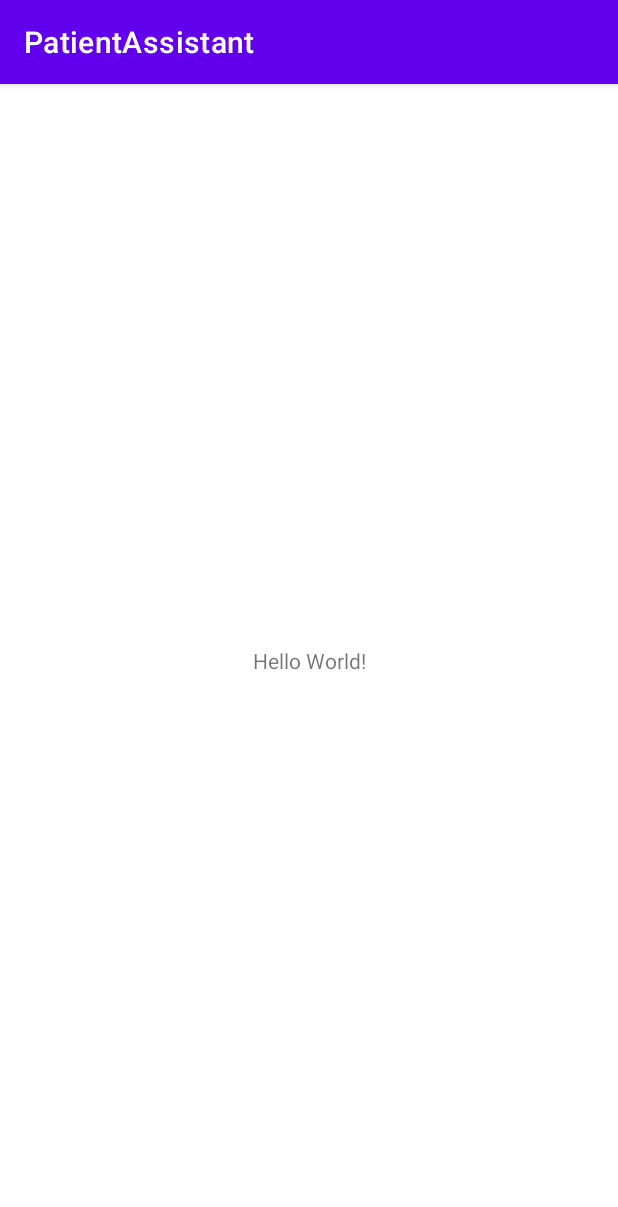
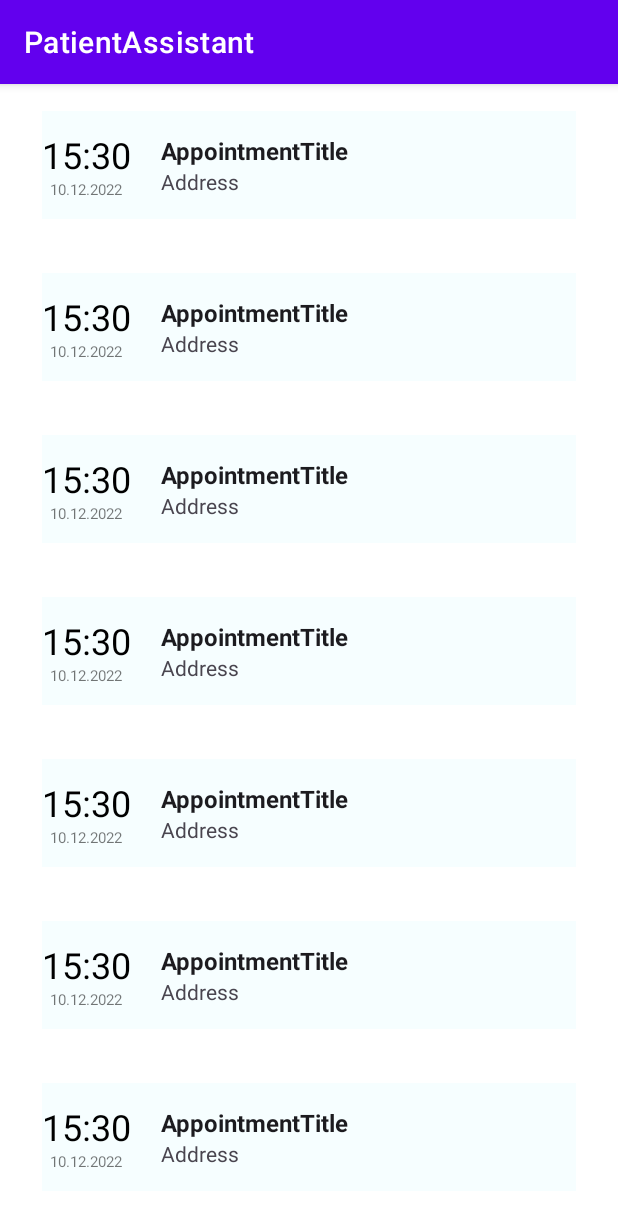
Before and after one commit to AlicjaKowalska/PatientAssistant, an Android app: the screen it shows after launch (MainActivity before the commit, MedicalAppointmentsActivity after it), on a phone screen of 412 x 824 dp. Shown: the top 1207 px of the screen. Run offline under Robolectric (Android 15) with nearby library versions, the phone set to English and light mode, and no system bars; our stand-ins replace Room's generated code.

Commit message:
[Issue #13] Database - medical appointment table display
Added MedicalAppointments.kt activity,
activity_medical_appointments.xml, medical_appointment_item.xml.
Added AppointmentAdapter.kt custom adapter.
Added getAllAppointments() function to AppointmentDAO.kt.

```diff
--- a/app/src/main/AndroidManifest.xml
+++ b/app/src/main/AndroidManifest.xml
@@ -12,6 +12,8 @@
         android:supportsRtl="true"
         android:theme="@style/Theme.PatientAssistant"
         tools:targetApi="31">
+        <activity
+            android:name=".View.MedicalAppointmentsActivity" />
         <activity
             android:name=".View.MainActivity"
             android:exported="true">
--- /dev/null
+++ b/app/src/main/java/com/example/patientassistant/Adapters/AppointmentAdapter.kt
@@ -0,0 +1,50 @@
+package com.example.patientassistant.Adapters
+
+import android.view.LayoutInflater
+import android.view.View
+import android.view.ViewGroup
+import android.widget.TextView
+import androidx.recyclerview.widget.RecyclerView
+import com.example.patientassistant.Model.Appointment
+import com.example.patientassistant.R
+
+class AppointmentAdapter : RecyclerView.Adapter<AppointmentAdapter.AppointmentViewHolder>() {
+
+    var appointments: List<Appointment> = ArrayList()
+
+    class AppointmentViewHolder(itemView: View) : RecyclerView.ViewHolder(itemView) {
+        val appointmentHour: TextView = itemView.findViewById(R.id.appointmentHour)
+        val appointmentDate: TextView = itemView.findViewById(R.id.appointmentDate)
+        val appointmentTitle: TextView = itemView.findViewById(R.id.appointmentTitle)
+        val appointmentFacility: TextView = itemView.findViewById(R.id.appointmentFacility)
+    }
+
+    override fun onCreateViewHolder(parent: ViewGroup, viewType: Int): AppointmentViewHolder {
+        val view: View = LayoutInflater.from(parent.context)
+            .inflate(R.layout.medical_appointment_item, parent, false)
+
+        return AppointmentViewHolder(view)
+    }
+
+    override fun onBindViewHolder(holder: AppointmentViewHolder, position: Int) {
+
+        val currentAppointment: Appointment = appointments[position]
+
+        with(holder) {
+            appointmentHour.text =
+                currentAppointment.hour.toString() + ":" + currentAppointment.minute.toString()
+            appointmentDate.text =
+                currentAppointment.day.toString() + "." + currentAppointment.month.toString() + "." + currentAppointment.year.toString()
+            appointmentTitle.text = currentAppointment.title
+            appointmentFacility.text = currentAppointment.facility
+        }
+    }
+
+    override fun getItemCount() = appointments.size
+
+    @JvmName("setAppointments1")
+    fun setAppointments(myAppointments: List<Appointment>) {
+        this.appointments = myAppointments
+        notifyDataSetChanged()
+    }
+}
--- a/app/src/main/java/com/example/patientassistant/Model/Appointment.kt
+++ b/app/src/main/java/com/example/patientassistant/Model/Appointment.kt
@@ -4,7 +4,15 @@ import androidx.room.Entity
 import androidx.room.PrimaryKey
 
 @Entity(tableName = "appointment_table")
-class Appointment (val title : String, val day : Int, val month : Int, val year : Int, val facility : String) {
+class Appointment(
+    val title: String,
+    val day: Int,
+    val month: Int,
+    val year: Int,
+    val facility: String,
+    val hour: Int,
+    val minute: Int
+) {
 
     @PrimaryKey(autoGenerate = true)
     var id = 0
--- a/app/src/main/java/com/example/patientassistant/Repository/AppointmentRepository.kt
+++ b/app/src/main/java/com/example/patientassistant/Repository/AppointmentRepository.kt
@@ -3,8 +3,11 @@ package com.example.patientassistant.Repository
 import androidx.annotation.WorkerThread
 import com.example.patientassistant.Model.Appointment
 import com.example.patientassistant.Room.AppointmentDAO
+import kotlinx.coroutines.flow.Flow
 
 class AppointmentRepository (private val appointmentDAO: AppointmentDAO) {
+
+    val myAllAppointments : Flow<List<Appointment>> = appointmentDAO.getAllAppointments()
 
     @WorkerThread //annotations can be done in a single thread
     suspend fun insert(appointment : Appointment) {
--- a/app/src/main/java/com/example/patientassistant/Room/AppointmentDAO.kt
+++ b/app/src/main/java/com/example/patientassistant/Room/AppointmentDAO.kt
@@ -2,6 +2,7 @@ package com.example.patientassistant.Room
 
 import androidx.room.*
 import com.example.patientassistant.Model.Appointment
+import kotlinx.coroutines.flow.Flow
 
 @Dao
 interface AppointmentDAO {
@@ -9,4 +10,7 @@ interface AppointmentDAO {
     @Insert
     suspend fun insert(appointment: Appointment)
 
+    @Query("SELECT * FROM appointment_table ORDER BY id ASC")
+    fun getAllAppointments() : Flow<List<Appointment>>
+
 }
--- a/app/src/main/java/com/example/patientassistant/View/MainActivity.kt
+++ b/app/src/main/java/com/example/patientassistant/View/MainActivity.kt
@@ -1,10 +1,10 @@
 package com.example.patientassistant.View
 
+import android.content.Intent
+import android.os.Bundle
 import androidx.appcompat.app.AppCompatActivity
-import android.os.Bundle
 import androidx.lifecycle.ViewModelProvider
 import com.example.patientassistant.Model.Appointment
-import com.example.patientassistant.Model.Drug
 import com.example.patientassistant.PatientApplication
 import com.example.patientassistant.R
 import com.example.patientassistant.ViewModel.AppointmentViewModel
@@ -21,16 +21,28 @@ class MainActivity : AppCompatActivity() {
         super.onCreate(savedInstanceState)
         setContentView(R.layout.activity_main)
 
-        val drugViewModelFactory = DrugViewModelFactory((application as PatientApplication).drugRepository)
-        val appointmentViewModelFactory = AppointmentViewModelFactory((application as PatientApplication).appointmentRepository)
+        val drugViewModelFactory =
+            DrugViewModelFactory((application as PatientApplication).drugRepository)
+        val appointmentViewModelFactory =
+            AppointmentViewModelFactory((application as PatientApplication).appointmentRepository)
 
         drugViewModel = ViewModelProvider(this, drugViewModelFactory)[DrugViewModel::class.java]
-        appointmentViewModel = ViewModelProvider(this, appointmentViewModelFactory)[AppointmentViewModel::class.java]
+        appointmentViewModel =
+            ViewModelProvider(this, appointmentViewModelFactory)[AppointmentViewModel::class.java]
 
 //        val drug = Drug("DrugName", 1, 10, 10, 1)
-//        val appointment = Appointment("AppointmentTitle", 10, 12, 2022, "Address")
-//
 //        drugViewModel.insert(drug)
-//        appointmentViewModel.insert(appointment)
+
+        ////////////////////////////////////////////////////////////////////////////////////////////
+        //testing purposes
+        val appointment = Appointment("AppointmentTitle", 10, 12, 2022, "Address", 15, 30)
+
+        for (i in 1..10)
+            appointmentViewModel.insert(appointment)
+
+        //starting MedicalAppointments activity - testing purposes
+        val intent = Intent(this@MainActivity, MedicalAppointmentsActivity::class.java)
+        startActivity(intent)
+        ////////////////////////////////////////////////////////////////////////////////////////////
     }
 }
--- /dev/null
+++ b/app/src/main/java/com/example/patientassistant/View/MedicalAppointmentsActivity.kt
@@ -0,0 +1,38 @@
+package com.example.patientassistant.View
+
+import android.os.Bundle
+import androidx.appcompat.app.AppCompatActivity
+import androidx.lifecycle.ViewModelProvider
+import androidx.recyclerview.widget.LinearLayoutManager
+import androidx.recyclerview.widget.RecyclerView
+import com.example.patientassistant.Adapters.AppointmentAdapter
+import com.example.patientassistant.PatientApplication
+import com.example.patientassistant.R
+import com.example.patientassistant.ViewModel.AppointmentViewModel
+import com.example.patientassistant.ViewModel.AppointmentViewModelFactory
+
+class MedicalAppointmentsActivity : AppCompatActivity() {
+
+    lateinit var appointmentViewModel: AppointmentViewModel
+
+    override fun onCreate(savedInstanceState: Bundle?) {
+        super.onCreate(savedInstanceState)
+        setContentView(R.layout.activity_medical_appointments)
+
+        val recyclerView: RecyclerView = findViewById(R.id.medicalAppointmentRecyclerView)
+        recyclerView.layoutManager = LinearLayoutManager(this)
+        val appointmentAdapter = AppointmentAdapter()
+        recyclerView.adapter = appointmentAdapter
+
+        val appointmentViewModelFactory =
+            AppointmentViewModelFactory((application as PatientApplication).appointmentRepository)
+
+        appointmentViewModel =
+            ViewModelProvider(this, appointmentViewModelFactory)[AppointmentViewModel::class.java]
+
+        appointmentViewModel.myAllAppointments.observe(this) { appointment ->
+            //update UI
+            appointmentAdapter.setAppointments(appointment)
+        }
+    }
+}
--- a/app/src/main/java/com/example/patientassistant/ViewModel/AppointmentViewModel.kt
+++ b/app/src/main/java/com/example/patientassistant/ViewModel/AppointmentViewModel.kt
@@ -7,6 +7,8 @@ import kotlinx.coroutines.Dispatchers
 import kotlinx.coroutines.launch
 
 class AppointmentViewModel(private val appointmentRepository: AppointmentRepository) : ViewModel() {
+
+    val myAllAppointments : LiveData<List<Appointment>> = appointmentRepository.myAllAppointments.asLiveData()
 
     fun insert(appointment: Appointment) = viewModelScope.launch(Dispatchers.IO) {
         appointmentRepository.insert(appointment)
--- /dev/null
+++ b/app/src/main/res/layout/activity_medical_appointments.xml
@@ -0,0 +1,18 @@
+<?xml version="1.0" encoding="utf-8"?>
+<androidx.constraintlayout.widget.ConstraintLayout xmlns:android="http://schemas.android.com/apk/res/android"
+    xmlns:app="http://schemas.android.com/apk/res-auto"
+    xmlns:tools="http://schemas.android.com/tools"
+    android:layout_width="match_parent"
+    android:layout_height="match_parent"
+    tools:context=".View.MedicalAppointmentsActivity">
+
+    <androidx.recyclerview.widget.RecyclerView
+        android:id="@+id/medicalAppointmentRecyclerView"
+        android:layout_width="match_parent"
+        android:layout_height="match_parent"
+        app:layout_constraintBottom_toBottomOf="parent"
+        app:layout_constraintEnd_toEndOf="parent"
+        app:layout_constraintStart_toStartOf="parent"
+        app:layout_constraintTop_toTopOf="parent"
+        tools:listitem="@layout/medical_appointment_item" />
+</androidx.constraintlayout.widget.ConstraintLayout>
--- /dev/null
+++ b/app/src/main/res/layout/medical_appointment_item.xml
@@ -0,0 +1,84 @@
+<?xml version="1.0" encoding="utf-8"?>
+<androidx.constraintlayout.widget.ConstraintLayout xmlns:android="http://schemas.android.com/apk/res/android"
+    xmlns:app="http://schemas.android.com/apk/res-auto"
+    android:layout_width="match_parent"
+    android:layout_height="wrap_content"
+    android:orientation="horizontal">
+
+    <LinearLayout
+        android:layout_width="match_parent"
+        android:layout_height="wrap_content"
+        android:layout_marginStart="28dp"
+        android:layout_marginTop="18dp"
+        android:layout_marginEnd="28dp"
+        android:layout_marginBottom="18dp"
+        android:background="@color/light_teal"
+        app:layout_constraintBottom_toBottomOf="parent"
+        app:layout_constraintEnd_toEndOf="parent"
+        app:layout_constraintStart_toStartOf="parent"
+        app:layout_constraintTop_toTopOf="parent">
+
+        <androidx.constraintlayout.widget.ConstraintLayout
+            android:layout_width="match_parent"
+            android:layout_height="72dp">
+
+            <LinearLayout
+                android:id="@+id/linearLayout"
+                android:layout_width="wrap_content"
+                android:layout_height="wrap_content"
+                android:orientation="vertical"
+                app:layout_constraintBottom_toBottomOf="parent"
+                app:layout_constraintStart_toStartOf="parent"
+                app:layout_constraintTop_toTopOf="parent">
+
+                <TextView
+                    android:id="@+id/appointmentHour"
+                    android:layout_width="wrap_content"
+                    android:layout_height="wrap_content"
+                    android:layout_gravity="center"
+                    android:text="15:30"
+                    android:textColor="@color/black"
+                    android:textSize="24sp" />
+
+                <TextView
+                    android:id="@+id/appointmentDate"
+                    android:layout_width="wrap_content"
+                    android:layout_height="wrap_content"
+                    android:layout_gravity="center"
+                    android:text="13.11.2022"
+                    android:textSize="10sp" />
+            </LinearLayout>
+
+            <LinearLayout
+                android:layout_width="wrap_content"
+                android:layout_height="wrap_content"
+                android:orientation="vertical"
+                app:layout_constraintBottom_toBottomOf="parent"
+                app:layout_constraintEnd_toEndOf="parent"
+                app:layout_constraintHorizontal_bias="0.0"
+                app:layout_constraintStart_toEndOf="@+id/linearLayout"
+                app:layout_constraintTop_toTopOf="parent">
+
+                <TextView
+                    android:id="@+id/appointmentTitle"
+                    android:layout_width="wrap_content"
+                    android:layout_height="wrap_content"
+                    android:layout_marginStart="20dp"
+                    android:text="Check up"
+                    android:textAppearance="?android:attr/textAppearanceMedium"
+                    android:textColor="#1C1B1F"
+                    android:textSize="16sp"
+                    android:textStyle="bold" />
+
+                <TextView
+                    android:id="@+id/appointmentFacility"
+                    android:layout_width="wrap_content"
+                    android:layout_height="wrap_content"
+                    android:layout_marginStart="20dp"
+                    android:text="Warszawa, Marszałkowska 3"
+                    android:textColor="#49454F"
+                    android:textSize="14sp" />
+            </LinearLayout>
+        </androidx.constraintlayout.widget.ConstraintLayout>
+    </LinearLayout>
+</androidx.constraintlayout.widget.ConstraintLayout>
--- a/app/src/main/res/values/colors.xml
+++ b/app/src/main/res/values/colors.xml
@@ -7,4 +7,5 @@
     <color name="teal_700">#FF018786</color>
     <color name="black">#FF000000</color>
     <color name="white">#FFFFFFFF</color>
+    <color name="light_teal">#F6FEFF</color>
 </resources>
```
